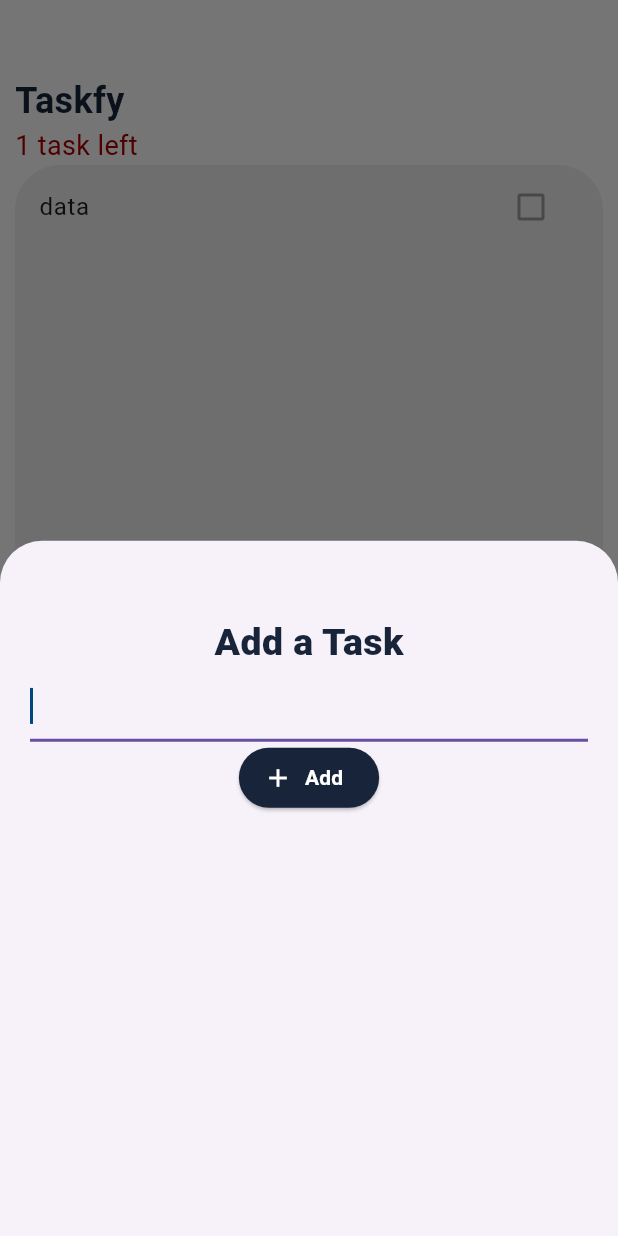
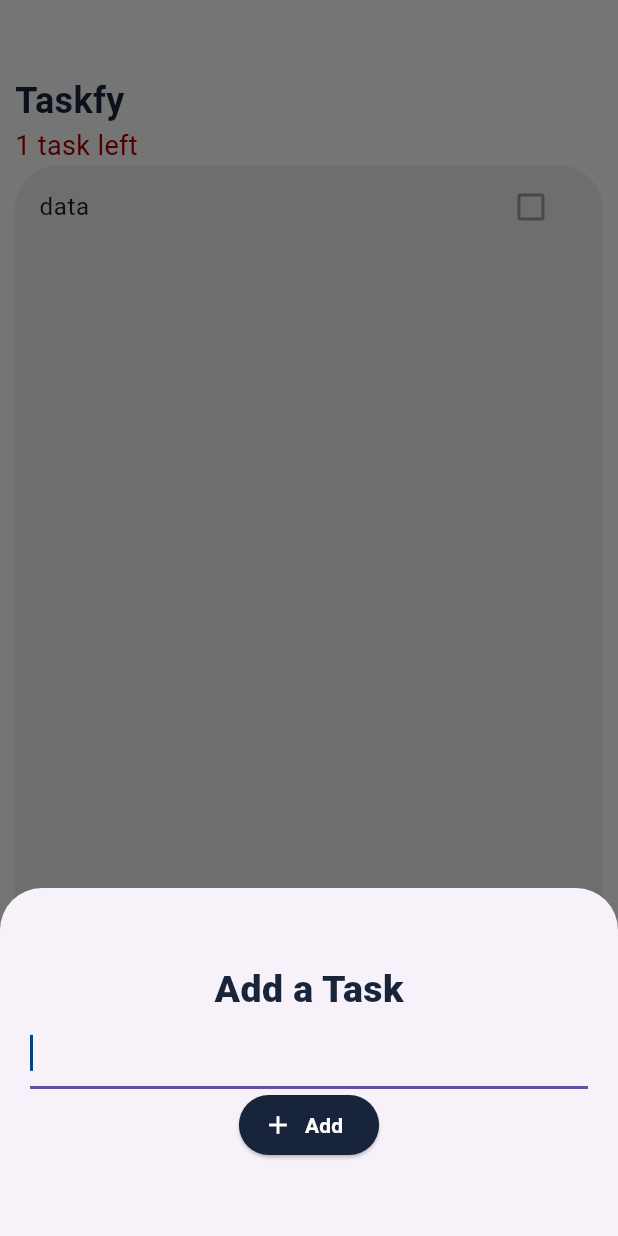
Before and after one commit to Thomasfadi/TaskFy, a Flutter app: the screen it shows after launch, after a tap on the "add" icon, on a phone screen of 412 x 824 dp. Run offline on Flutter 3.47's test engine with Material 3 defaults, Android fonts, the phone set to English and light mode, and no system bars.

Commit message:
commit 2

```diff
--- a/lib/ٍScreens/Add_task_screen.dart
+++ b/lib/ٍScreens/Add_task_screen.dart
@@ -1,5 +1,3 @@
-
-import 'package:flutter/gestures.dart';
 import 'package:flutter/material.dart';
 
 class AddTask extends StatelessWidget {
--- a/lib/ٍScreens/HomeScreen_tasks.dart
+++ b/lib/ٍScreens/HomeScreen_tasks.dart
@@ -15,8 +15,13 @@ class TasksHomeScreen extends StatelessWidget {
     return Scaffold(
       floatingActionButton: FloatingActionButton(
         onPressed: (){
-          showModalBottomSheet(context: context, builder: (context)=>AddTask());
-        },// this is the function of the poping
+          showModalBottomSheet(
+            isScrollControlled: true,
+            context: context,
+            builder: (context)=>SingleChildScrollView(child: Container(
+            padding: EdgeInsets.only(bottom: MediaQuery.of(context).viewInsets.bottom),
+            child: AddTask())));
+        },// this is the function of the poping the screen  of add Task Screen
         backgroundColor: Color.fromARGB(255, 24, 36, 58),
         child: Icon(Icons.add,color: const Color.fromARGB(255, 255, 255, 255),
         ),
```
Also changed, not shown: pubspec.lock.
